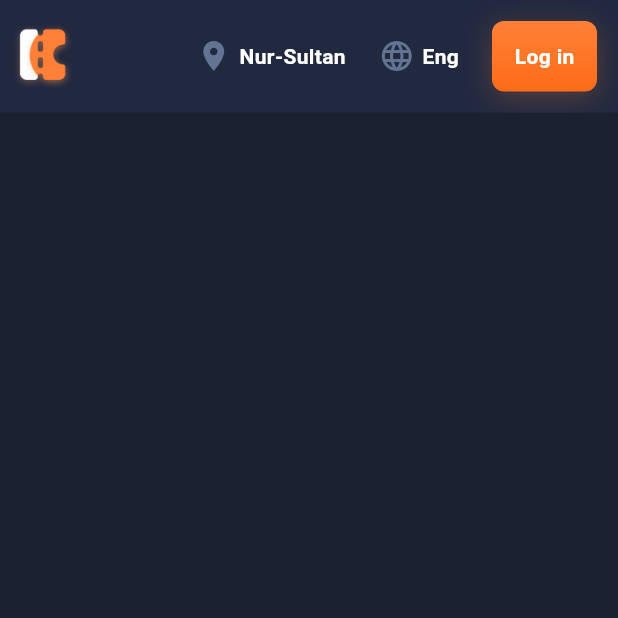
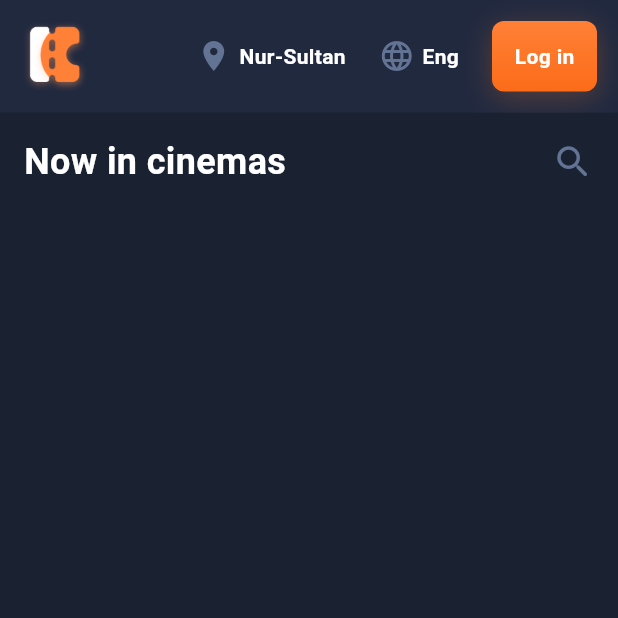
Before and after one commit to Aksharpatel06/cinema_ticket_booking_app, a Flutter app: the screen it shows after launch, on a phone screen of 412 x 824 dp, the top half of it. Run offline on Flutter 3.47's test engine with Material 3 defaults, Android fonts, the phone set to English and light mode, and no system bars; our stand-ins replace flutter_screenutil.

Commit message:
19-09-2024

```diff
--- a/lib/view/screen/home/home_page.dart
+++ b/lib/view/screen/home/home_page.dart
@@ -14,14 +14,40 @@ class HomePage extends StatelessWidget {
         backgroundColor: const Color(0xff1d273a),
         elevation: 1,
         toolbarHeight: 75,
+        leadingWidth: 60,
         leading: Padding(
-          padding: EdgeInsets.all(6.h),
+          padding: EdgeInsets.only(left: 12.h,top: 8.h,bottom: 8.h),
           child: Image.asset(
             'asset/splash/splash_img.png',
           ),
         ),
         actions: actionWidget,
       ),
+      body: Padding(
+        padding: EdgeInsets.all(16.h),
+        child: Column(
+          children: [
+            Row(
+              mainAxisAlignment: MainAxisAlignment.spaceBetween,
+              children: [
+                Text(
+                  'Now in cinemas',
+                  style: TextStyle(
+                    color: Colors.white,
+                    fontSize: 24.sp,
+                    fontWeight: FontWeight.w700,
+                  ),
+                ),
+                Icon(
+                  Icons.search_rounded,
+                  size: 28.h,
+                  color: Color(0xff637394),
+                ),
+              ],
+            )
+          ],
+        ),
+      ),
     );
   }
 }
```
